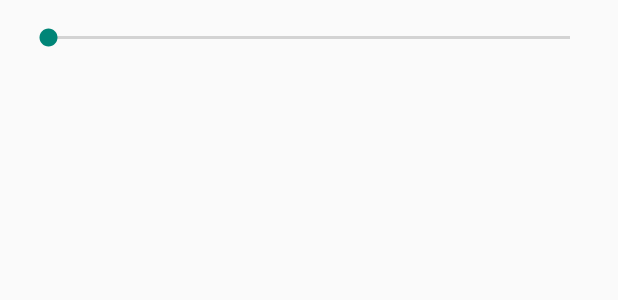
After one commit to eleventigers/learn-android, an Android app: the layout fragment_settings.xml on its own in the app's theme, with its tools: preview values and no code run, on a phone screen of 412 x 824 dp. The commit adds this screen. Shown: the top 300 px of the screen. Run offline under Robolectric (Android 15) with nearby library versions, the phone set to English and light mode, and no system bars.

```diff
--- /dev/null
+++ b/app/src/main/res/layout/fragment_settings.xml
@@ -0,0 +1,17 @@
+<LinearLayout xmlns:android="http://schemas.android.com/apk/res/android"
+    xmlns:tools="http://schemas.android.com/tools"
+    android:layout_width="match_parent"
+    android:layout_height="match_parent"
+    android:paddingLeft="@dimen/activity_horizontal_margin"
+    android:paddingRight="@dimen/activity_horizontal_margin"
+    android:paddingTop="@dimen/activity_vertical_margin"
+    android:paddingBottom="@dimen/activity_vertical_margin"
+    tools:context="com.eleventigers.app.SettingsActivity$PlaceholderFragment">
+
+    <SeekBar
+        android:layout_width="wrap_content"
+        android:layout_height="wrap_content"
+        android:id="@+id/seekBar"
+        android:layout_weight="1"/>
+
+</LinearLayout>
--- a/app/src/main/res/values/strings.xml
+++ b/app/src/main/res/values/strings.xml
@@ -5,5 +5,6 @@
     <string name="hello_world">Hello world!</string>
     <string name="action_settings">Settings</string>
     <string name="action_search">Search</string>
+    <string name="title_activity_settings">Settings</string>
 
 </resources>
```
Also changed, not shown: app/src/main/AndroidManifest.xml (+11 -1 lines), app/src/main/java/com/eleventigers/app/MainActivity.java (+17 -0 lines), app/src/main/java/com/eleventigers/app/SettingsActivity.java (added, +65 -0 lines), app/src/main/res/layout/activity_settings.xml (added, +7 -0 lines), app/src/main/res/menu/settings.xml (added, +10 -0 lines).
